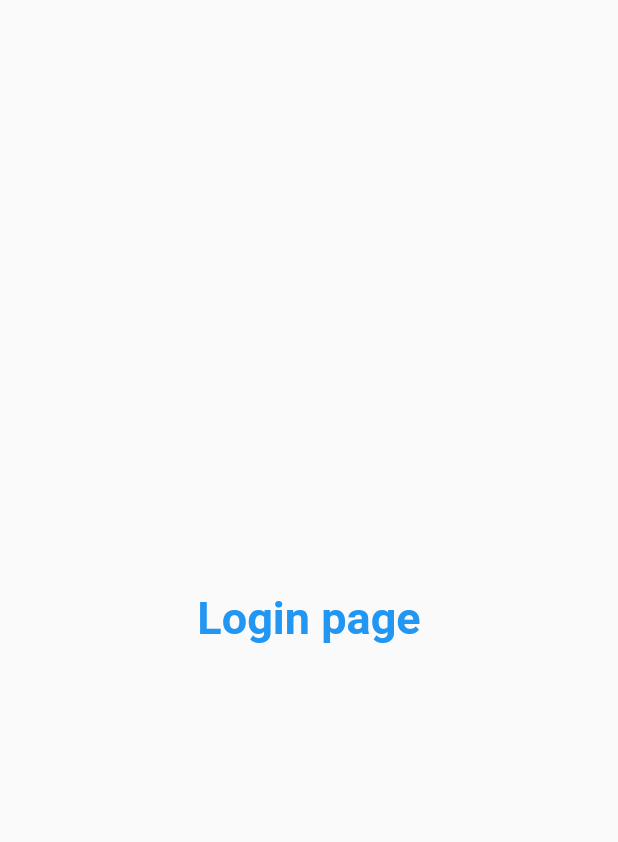
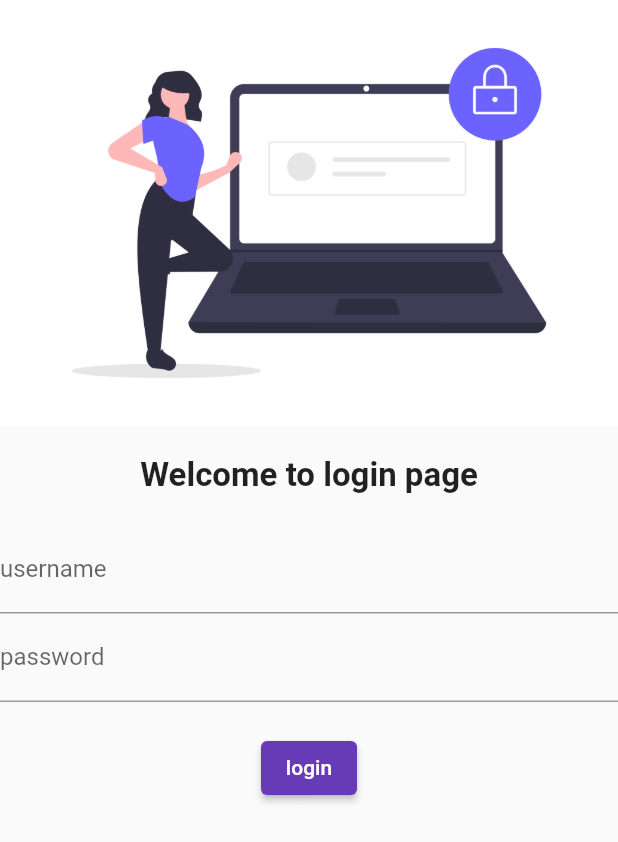
Before and after one commit to Lovi07/flutter-30-days-, a Flutter app: the screen it shows after launch, on a phone screen of 412 x 824 dp. Shown: the top 842 px of the screen. Run offline on Flutter 3.47's test engine with Material 2 defaults, Android fonts, the phone set to English and light mode, and no system bars.

Commit message:
day 4 completed

```diff
--- a/sampleproject/lib/main.dart
+++ b/sampleproject/lib/main.dart
@@ -11,14 +11,14 @@ class MyApp extends StatelessWidget {
   Widget build(BuildContext context) {
     // widget is like we use int double string it return a widget
     return MaterialApp(
-
       themeMode: ThemeMode.light,
       theme: ThemeData(primarySwatch: Colors.deepPurple),
       darkTheme: ThemeData(
         brightness: Brightness.dark,
       ),
       routes: {
-        "/":(context) => loginpage()
+        "/":(context) => loginpage(),
+        "/home":(context) => Homepage(),
       },
     );
   }
--- a/sampleproject/lib/pages/loginpage.dart
+++ b/sampleproject/lib/pages/loginpage.dart
@@ -4,16 +4,44 @@ class loginpage extends StatelessWidget {
   @override
   Widget build(BuildContext context) {
     return Material(
-      child: Center(
-        child: Text(
-          "Login page",
+        child: Column(
+      children: [
+        Image.asset("assets/images/login_image.png",
+        fit: BoxFit.cover),
+        SizedBox(
+          height: 20.0,
+        ),
+        Text(
+          "Welcome to login page",
           style: TextStyle(
-            fontSize: 30,
-            color: Colors.blue,
+            fontSize: 22,
             fontWeight: FontWeight.bold,
           ),
+          ),
+        SizedBox(
+          height: 20.0,
         ),
-      ),
-    );
+        Column(
+          children: [
+           TextFormField(
+           decoration: InputDecoration(
+            hintText: "enter username",
+            labelText: "username"),
+
+        ),
+           TextFormField(
+           decoration: InputDecoration(
+            hintText: "enter password",
+            labelText: "password"),
+
+        ),
+           SizedBox(
+          height: 20.0,
+        ),
+           ElevatedButton(onPressed:  (){print("hi codepur");}, child: Text("login"))
+        ],)
+
+      ],
+    ));
   }
 }
--- a/sampleproject/pubspec.yaml
+++ b/sampleproject/pubspec.yaml
@@ -33,9 +33,11 @@ dependencies:
     sdk: flutter
 
 
+
   # The following adds the Cupertino Icons font to your application.
   # Use with the CupertinoIcons class for iOS style icons.
   cupertino_icons: ^1.0.2
+  google_fonts: ^3.0.1
 
 dev_dependencies:
   flutter_test:
@@ -60,8 +62,8 @@ flutter:
   uses-material-design: true
 
   # To add assets to your application, add an assets section, like this:
-  # assets:
-  #   - images/a_dot_burr.jpeg
+  assets:
+     - assets/images/
   #   - images/a_dot_ham.jpeg
 
   # An image asset can refer to one or more resolution-specific "variants", see
```
Also changed, not shown: sampleproject/assets/images/login_image.png (added), sampleproject/pubspec.lock, 1 other file.
